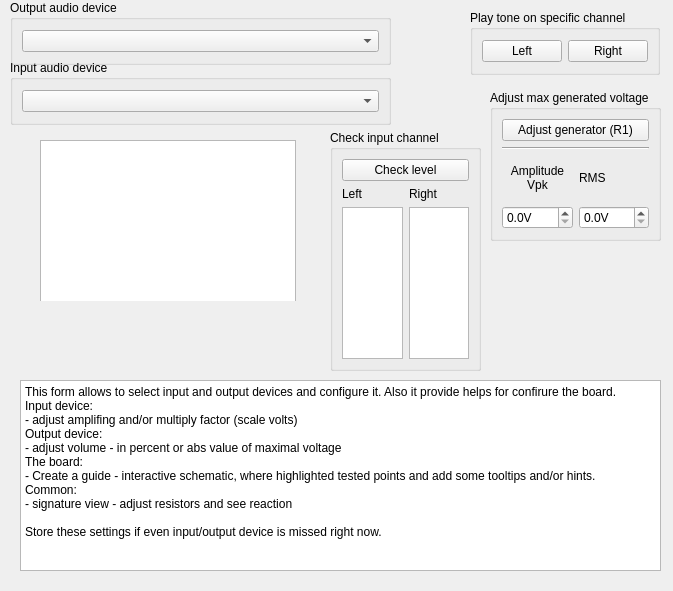
Old version of the form formcalibration.ui in the repository polovik/asa.
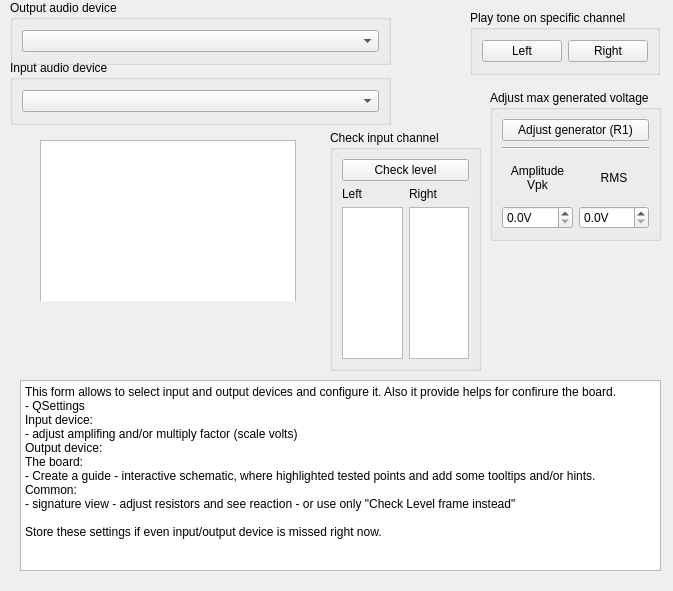
New version of the form. Custom widgets are drawn as their Qt base class.

Commit message: Added class for store/restore settings in INI file.

Diff of the .ui file:
```diff
--- a/formcalibration.ui
+++ b/formcalibration.ui
@@ -24,14 +24,14 @@
    </property>
    <property name="plainText">
     <string>This form allows to select input and output devices and configure it. Also it provide helps for confirure the board.
+- QSettings
 Input device:
 - adjust amplifing and/or multiply factor (scale volts)
 Output device:
-- adjust volume - in percent or abs value of maximal voltage
 The board:
 - Create a guide - interactive schematic, where highlighted tested points and add some tooltips and/or hints.
 Common:
-- signature view - adjust resistors and see reaction
+- signature view - adjust resistors and see reaction - or use only &quot;Check Level frame instead&quot;
 
 Store these settings if even input/output device is missed right now.</string>
    </property>
@@ -256,6 +256,9 @@
         <property name="text">
          <string>RMS</string>
         </property>
+        <property name="alignment">
+         <set>Qt::AlignCenter</set>
+        </property>
        </widget>
       </item>
      </layout>
```
The commit also changes 6 other files.
